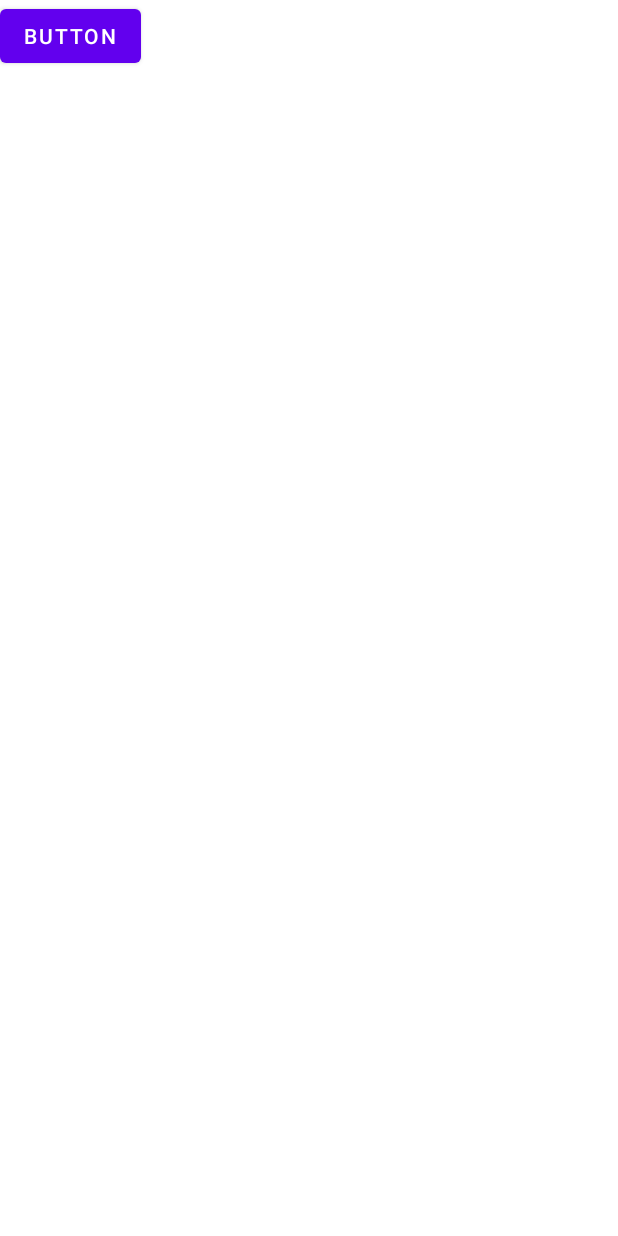
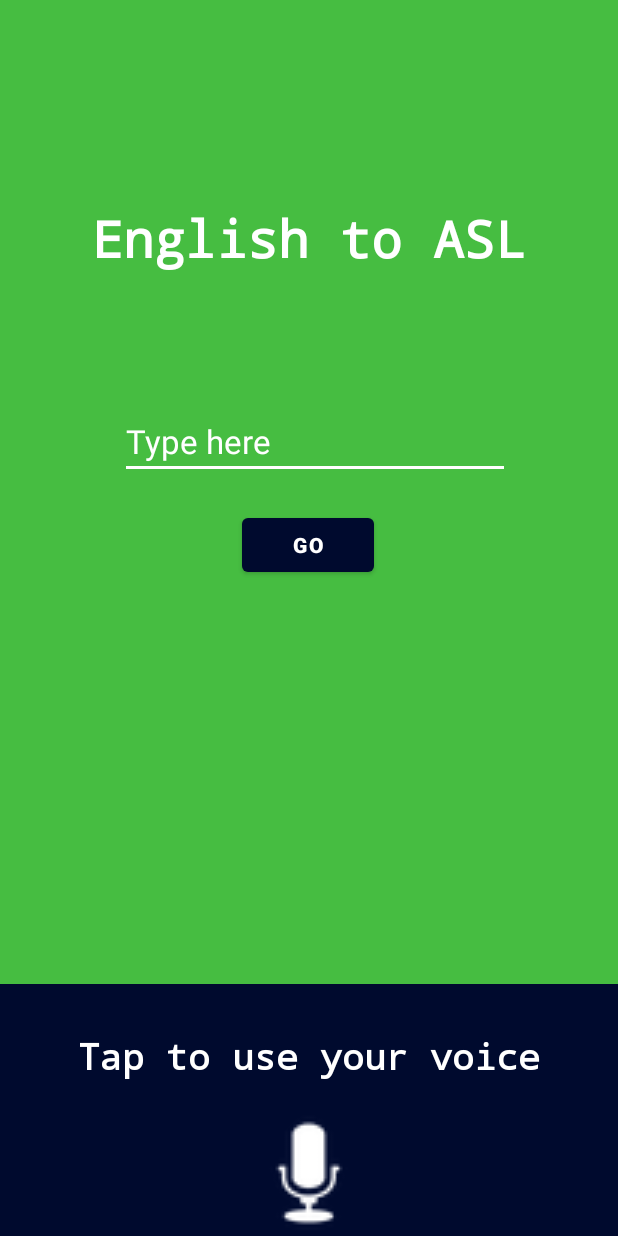
Before and after one commit to shreya-CSE/asl_buddy, an Android app: the translator screen opened directly, with no data from a screen before it, on a phone screen of 412 x 824 dp. Run offline under Robolectric (Android 15) with nearby library versions, the light colour scheme and no system bars.

Commit message:
Translator text input and some input processing. Not finished yet.

```diff
--- a/app/src/main/AndroidManifest.xml
+++ b/app/src/main/AndroidManifest.xml
@@ -12,6 +12,9 @@
         android:supportsRtl="true"
         android:theme="@style/Theme.Asl_buddy"
         android:usesCleartextTraffic="true">
+        <activity
+            android:name=".translatorResult"
+            android:exported="false" />
         <activity
             android:name=".translator"
             android:exported="false" />
--- a/app/src/main/java/com/example/asl_buddy/translator.java
+++ b/app/src/main/java/com/example/asl_buddy/translator.java
@@ -3,12 +3,51 @@ package com.example.asl_buddy;
 import androidx.appcompat.app.AppCompatActivity;
 
 import android.os.Bundle;
+import android.view.View;
+import android.widget.Button;
+import android.widget.EditText;
+import android.widget.ImageButton;
+import android.content.Intent;
+import android.widget.Toast;
 
 public class translator extends AppCompatActivity {
+
+    private Button useText;
+    private EditText textInput;
+    private ImageButton useVoice;
 
     @Override
     protected void onCreate(Bundle savedInstanceState) {
         super.onCreate(savedInstanceState);
         setContentView(R.layout.activity_translator);
+
+        textInput = findViewById(R.id.inputText);
+
+        //Use text option
+        useText = findViewById(R.id.goButton);
+        useText.setOnClickListener(new View.OnClickListener() {
+            @Override
+            public void onClick(View view) {
+                String text = textInput.getText().toString().trim();
+
+                //Display results in new activity
+                Intent result = new Intent(getApplicationContext(), translatorResult.class);
+                result.putExtra("data", text); //Pass data to new activity
+                startActivity(result);
+            }
+        });
+
+        //Use speech to text
+        useVoice = findViewById(R.id.micButton);
+        useVoice.setOnClickListener(new View.OnClickListener() {
+            @Override
+            public void onClick(View view) {
+                // ADD SPEECH TO TEXT HERE
+                // MAKE VARIABLE TO STORE
+                // PASS USING "intent.putExtra("data", val);"
+
+                Toast.makeText(getApplicationContext(),"You usin you voice",Toast.LENGTH_SHORT).show();
+            }
+        });
     }
 }
--- a/app/src/main/res/layout/activity_translator.xml
+++ b/app/src/main/res/layout/activity_translator.xml
@@ -4,13 +4,108 @@
     xmlns:tools="http://schemas.android.com/tools"
     android:layout_width="match_parent"
     android:layout_height="match_parent"
+    android:background="#46bd41"
     tools:context=".translator">
 
-    <Button
-        android:id="@+id/button3"
+    <TextView
+        android:id="@+id/Title"
         android:layout_width="wrap_content"
         android:layout_height="wrap_content"
-        android:text="Button"
-        tools:layout_editor_absoluteX="158dp"
-        tools:layout_editor_absoluteY="203dp" />
+        android:layout_marginTop="136dp"
+        android:fontFamily="monospace"
+        android:text="@string/english_to_asl"
+        android:textColor="#FFFFFF"
+        android:textSize="34sp"
+        android:textStyle="bold"
+        android:typeface="normal"
+        app:layout_constraintEnd_toEndOf="parent"
+        app:layout_constraintStart_toStartOf="parent"
+        app:layout_constraintTop_toTopOf="parent"
+        tools:ignore="TextContrastCheck" />
+
+    <EditText
+        android:id="@+id/inputText"
+        android:layout_width="wrap_content"
+        android:layout_height="wrap_content"
+        android:layout_marginStart="105dp"
+        android:layout_marginTop="88dp"
+        android:layout_marginEnd="96dp"
+        android:backgroundTint="#FFFFFF"
+        android:ems="10"
+        android:hint="Type here"
+        android:inputType="textPersonName"
+        android:minHeight="48dp"
+        android:textAppearance="@style/TextAppearance.AppCompat.Large"
+        android:textColor="#FFFFFF"
+        android:textColorHint="#FFFFFF"
+        app:layout_constraintEnd_toEndOf="parent"
+        app:layout_constraintHorizontal_bias="0.522"
+        app:layout_constraintStart_toStartOf="parent"
+        app:layout_constraintTop_toBottomOf="@+id/Title"
+        tools:ignore="TextContrastCheck" />
+
+    <Button
+        android:id="@+id/goButton"
+        android:layout_width="wrap_content"
+        android:layout_height="wrap_content"
+        android:layout_marginStart="158dp"
+        android:layout_marginTop="20dp"
+        android:layout_marginEnd="159dp"
+        android:text="@string/go"
+        android:textStyle="bold"
+        app:backgroundTint="#000A2E"
+        app:layout_constraintEnd_toEndOf="parent"
+        app:layout_constraintStart_toStartOf="parent"
+        app:layout_constraintTop_toBottomOf="@+id/inputText" />
+
+    <androidx.appcompat.widget.Toolbar
+        android:id="@+id/toolbar2"
+        android:layout_width="409dp"
+        android:layout_height="wrap_content"
+        android:layout_marginBottom="56dp"
+        android:background="#000A2E"
+        android:minHeight="?attr/actionBarSize"
+        android:scaleX="2"
+        android:scaleY="3"
+        android:theme="?attr/actionBarTheme"
+        app:layout_constraintBottom_toBottomOf="@+id/micButton"
+        app:layout_constraintEnd_toEndOf="parent"
+        app:layout_constraintStart_toStartOf="parent" />
+
+    <TextView
+        android:id="@+id/textView6"
+        android:layout_width="wrap_content"
+        android:layout_height="wrap_content"
+        android:layout_marginStart="65dp"
+        android:layout_marginEnd="64dp"
+        android:layout_marginBottom="20dp"
+        android:fontFamily="monospace"
+        android:text="Tap to use your voice"
+        android:textAlignment="center"
+        android:textColor="#FFFFFF"
+        android:textSize="24sp"
+        android:textStyle="bold"
+        android:typeface="normal"
+        app:layout_constraintBottom_toTopOf="@+id/micButton"
+        app:layout_constraintEnd_toEndOf="parent"
+        app:layout_constraintHorizontal_bias="0.545"
+        app:layout_constraintStart_toStartOf="parent"
+        tools:ignore="TextContrastCheck" />
+
+    <ImageButton
+        android:id="@+id/micButton"
+        android:layout_width="89dp"
+        android:layout_height="84dp"
+        android:layout_marginStart="24dp"
+        android:layout_marginEnd="24dp"
+        android:background="@null"
+        android:scaleX="3"
+        android:scaleY="3"
+        app:layout_constraintBottom_toBottomOf="parent"
+        app:layout_constraintEnd_toEndOf="parent"
+        app:layout_constraintStart_toStartOf="parent"
+        app:srcCompat="@android:drawable/ic_btn_speak_now"
+        app:tint="#FFFFFF"
+        tools:layout_editor_absoluteY="566dp" />
+
 </androidx.constraintlayout.widget.ConstraintLayout>
--- a/app/src/main/res/values/strings.xml
+++ b/app/src/main/res/values/strings.xml
@@ -4,5 +4,7 @@
     <string name="_2_introduction_quiz">2. Introduction Quiz</string>
     <string name="_3_asl_to_english">3. ASL to English</string>
     <string name="_4_english_to_asl">4. English to ASL</string>
+    <string name="english_to_asl">English to ASL</string>
+    <string name="go">Go</string>
 
 </resources>
```
Also changed, not shown: app/src/main/java/com/example/asl_buddy/MainActivity.java (+15 -0 lines), app/src/main/java/com/example/asl_buddy/translatorResult.java (added, +55 -0 lines), app/src/main/res/layout/activity_main.xml (+12 -0 lines), app/src/main/res/layout/activity_translator_result.xml (added, +21 -0 lines).
